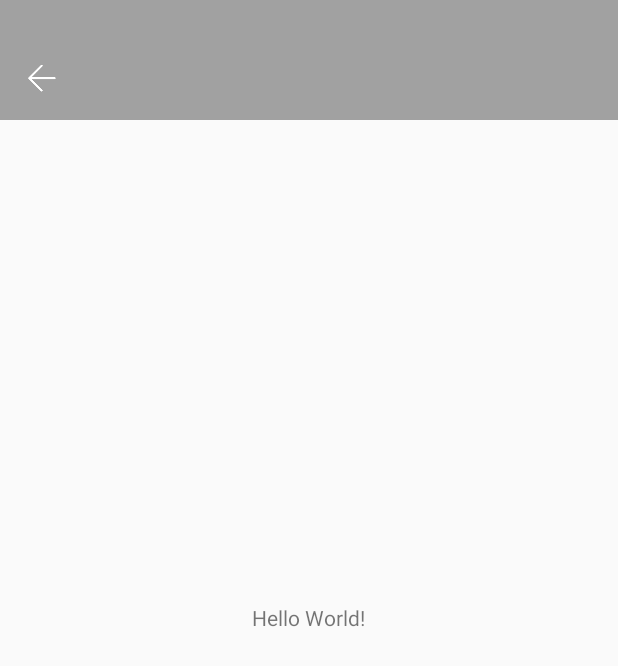
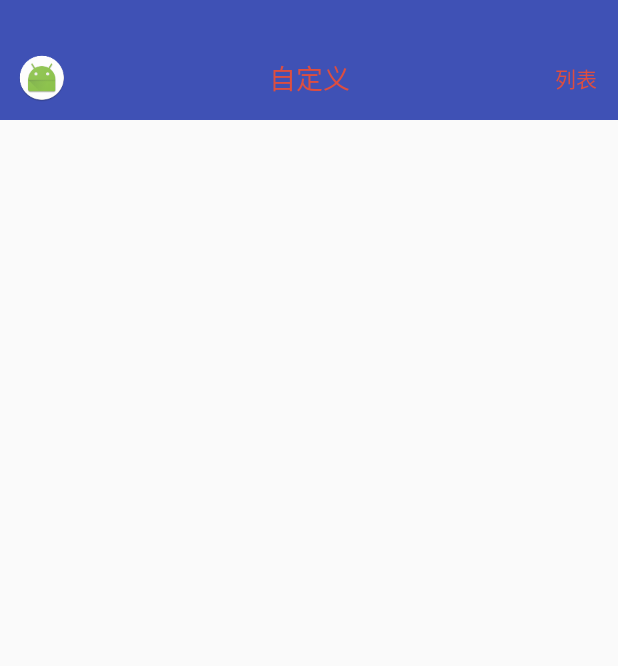
Before and after one commit to Ct7Liang/tangyuan, an Android app: the screen it shows after launch (MainActivity before the commit, TitlebarTestActivity after it), on a phone screen of 412 x 824 dp. Shown: the top 666 px of the screen. Run offline under Robolectric (Android 15) with nearby library versions, the phone set to English and light mode, and no system bars.

Commit message:
将标题栏自定义布局修改为自定义控件

```diff
--- a/app/src/main/AndroidManifest.xml
+++ b/app/src/main/AndroidManifest.xml
@@ -19,7 +19,8 @@
                 <category android:name="android.intent.category.LAUNCHER" />
             </intent-filter>
         </activity>
-        <activity android:name=".test_activity.LoadingDialogActivity"/>
+        <activity android:name=".test_activity.LoadingDialogActivity" />
+        <activity android:name=".test_activity.TitlebarTestActivity"></activity>
     </application>
 
 </manifest>
--- a/app/src/main/java/com/ct7liang/developer/MainActivity.java
+++ b/app/src/main/java/com/ct7liang/developer/MainActivity.java
@@ -1,8 +1,10 @@
 package com.ct7liang.developer;
 
+import android.content.Intent;
 import android.os.Bundle;
 import android.view.View;
 
+import com.ct7liang.developer.test_activity.TitlebarTestActivity;
 import com.ct7liang.tangyuan.utils.ScreenInfoUtil;
 
 public class MainActivity extends BaseActivity {
@@ -45,6 +47,7 @@ public class MainActivity extends BaseActivity {
     public void initFinish() {
         //初始化完成
 //        startActivity(new Intent(this, LoadingDialogActivity.class));
+        startActivity(new Intent(this, TitlebarTestActivity.class));
     }
 
     @Override
--- /dev/null
+++ b/app/src/main/java/com/ct7liang/developer/test_activity/TitlebarTestActivity.java
@@ -0,0 +1,65 @@
+package com.ct7liang.developer.test_activity;
+
+import android.view.View;
+import com.ct7liang.developer.BaseActivity;
+import com.ct7liang.developer.R;
+import com.ct7liang.tangyuan.utils.ToastUtils;
+import com.ct7liang.tangyuan.view.TitleBarView;
+
+public class TitlebarTestActivity extends BaseActivity {
+
+    private TitleBarView titleBarView;
+
+    @Override
+    public int setLayout() {
+        return R.layout.activity_titlebar_test;
+    }
+
+    @Override
+    protected void setStatusBar() {
+        super.setStatusBar();
+        titleBarView = (TitleBarView) findViewById(R.id.title_bar);
+//        titleBarView.setLeftImgResource(R.mipmap.ic_launcher_round, 12);
+//        titleBarView.setOnLeftImgClick(new TitleBarView.OnLeftImgClick() {
+//            @Override
+//            public void onClick(View v) {
+//                ToastUtils.showStatic(mAct, "点击了左边的图片");
+//            }
+//        });
+//        titleBarView.setTitleText("这是一个标题栏", "#DD4E40", 16, true);
+//        titleBarView.setTitleBarBgColor(R.color.colorAccent);
+        titleBarView.setOnRightImgClick(new TitleBarView.OnRightImgClick() {
+            @Override
+            public void onClick(View v) {
+                ToastUtils.showStatic(mAct, "点击了右边的图片");
+            }
+        });
+//        titleBarView.setRightText("选项", "#FFAA00", 14);
+        titleBarView.setStatusbar(this);
+    }
+
+    @Override
+    public void findView() {
+        initStatusBar();
+    }
+
+    @Override
+    public void initData() {
+
+    }
+
+    @Override
+    public void initView() {
+
+    }
+
+    @Override
+    public void initFinish() {
+
+    }
+
+    @Override
+    public void onClick(View v) {
+
+    }
+}
--- /dev/null
+++ b/app/src/main/res/layout/activity_titlebar_test.xml
@@ -0,0 +1,27 @@
+<?xml version="1.0" encoding="utf-8"?>
+<LinearLayout
+    xmlns:android="http://schemas.android.com/apk/res/android"
+    xmlns:tools="http://schemas.android.com/tools"
+    android:layout_width="match_parent"
+    android:layout_height="match_parent"
+    xmlns:app="http://schemas.android.com/apk/res-auto"
+    android:orientation="vertical"
+    tools:context="com.ct7liang.developer.test_activity.TitlebarTestActivity">
+
+    <com.ct7liang.tangyuan.view.TitleBarView
+        android:id="@+id/title_bar"
+        android:layout_width="match_parent"
+        android:layout_height="wrap_content"
+        app:left_img_src="@mipmap/ic_launcher_round"
+        app:left_img_padding="12dp"
+        app:title="自定义"
+        app:title_text_color="#DD4E40"
+        app:title_text_size="18sp"
+        app:title_gravity="center"
+        app:right_text="列表"
+        app:right_text_color="#DD4E40"
+        app:right_text_size="14sp"
+        app:title_bar_bg="@color/colorPrimary">
+    </com.ct7liang.tangyuan.view.TitleBarView>
+
+</LinearLayout>
--- a/tangyuan/src/main/java/com/ct7liang/tangyuan/BasisActivity.java
+++ b/tangyuan/src/main/java/com/ct7liang/tangyuan/BasisActivity.java
@@ -139,10 +139,10 @@ public abstract class BasisActivity extends FragmentActivity implements View.OnC
 
     /**
      * 设置屏幕方向
-     * @param b true为竖直方向 false为横向方向
+     * @param isVertical true为竖直方向 false为横向方向
      */
-    public void setOrientation(boolean b) {
-        if (b){
+    public void setOrientation(boolean isVertical) {
+        if (isVertical){
             setRequestedOrientation(ActivityInfo.SCREEN_ORIENTATION_PORTRAIT);
         }else{
             if (getResources().getConfiguration().orientation == Configuration.ORIENTATION_PORTRAIT){
--- a/tangyuan/src/main/java/com/ct7liang/tangyuan/utils/DpPxUtils.java
+++ b/tangyuan/src/main/java/com/ct7liang/tangyuan/utils/DpPxUtils.java
@@ -17,4 +17,14 @@ public class DpPxUtils {
         final float scale = appContext.getResources().getDisplayMetrics().density;
         return (int) (px / scale + 0.5f);
     }
+
+    public static int sp2px(Context context, float spValue) {
+        final float fontScale = context.getResources().getDisplayMetrics().scaledDensity;
+        return (int) (spValue * fontScale + 0.5f);
+    }
+
+    public static int px2sp(Context context, float pxValue) {
+        final float fontScale = context.getResources().getDisplayMetrics().scaledDensity;
+        return (int) (pxValue / fontScale + 0.5f);
+    }
 }
--- /dev/null
+++ b/tangyuan/src/main/java/com/ct7liang/tangyuan/view/TitleBarView.java
@@ -0,0 +1,221 @@
+package com.ct7liang.tangyuan.view;
+
+import android.app.Activity;
+import android.content.Context;
+import android.content.res.TypedArray;
+import android.graphics.Color;
+import android.support.annotation.DrawableRes;
+import android.support.annotation.NonNull;
+import android.support.annotation.Nullable;
+import android.util.AttributeSet;
+import android.util.TypedValue;
+import android.view.Gravity;
+import android.view.LayoutInflater;
+import android.view.View;
+import android.widget.ImageView;
+import android.widget.LinearLayout;
+import android.widget.TextView;
+import com.ct7liang.tangyuan.R;
+import com.ct7liang.tangyuan.utils.DpPxUtils;
+import com.ct7liang.tangyuan.utils.ScreenInfoUtil;
+
+/**
+ * Created by Administrator on 2018-05-22.
+ *   自定义控件: 组合控件
+ *   1.创建需要的布局界面
+ *   2.创建封装类来实现该布局功能
+ *   3.在需要的地方调用
+ */
+
+public class TitleBarView extends LinearLayout {
+
+    private ImageView img_left;
+    private TextView tv_center;
+    private TextView tv_right;
+    private ImageView img_right;
+    private View backGround;
+
+    public static String layout_center;
+    public static String layout_start;
+
+    public TitleBarView(Context context) {
+        super(context);
+    }
+
+    public TitleBarView(final Context context, @Nullable AttributeSet attrs) {
+        super(context, attrs);
+
+        TypedArray typedArray = context.obtainStyledAttributes(attrs, R.styleable.TitleBarView);
+        int left_img_src = typedArray.getResourceId(R.styleable.TitleBarView_left_img_src, R.drawable.title_back);
+        int left_img_padding = (int) typedArray.getDimension(R.styleable.TitleBarView_left_img_padding, DpPxUtils.sp2px(context, 12));
+        String title = typedArray.getString(R.styleable.TitleBarView_title);
+        float title_size = typedArray.getDimension(R.styleable.TitleBarView_title_text_size, DpPxUtils.sp2px(context, 17));
+        int title_color = typedArray.getColor(R.styleable.TitleBarView_title_text_color, Color.WHITE);
+        int gravity = typedArray.getInt(R.styleable.TitleBarView_title_gravity, 0);
+        int right_img_src = typedArray.getResourceId(R.styleable.TitleBarView_right_img_src, 0);
+        int right_img_padding = (int) typedArray.getDimension(R.styleable.TitleBarView_right_img_padding, DpPxUtils.sp2px(context, 12));
+        String right_text = typedArray.getString(R.styleable.TitleBarView_right_text);
+        float right_text_size = typedArray.getDimension(R.styleable.TitleBarView_right_text_size, DpPxUtils.sp2px(context, 15));
+        int right_text_color = typedArray.getColor(R.styleable.TitleBarView_right_text_color, Color.WHITE);
+        int bgcolor = typedArray.getColor(R.styleable.TitleBarView_title_bar_bg, Color.BLUE);
+
+        //初始化布局
+        LayoutInflater.from(context).inflate(R.layout.title_bar, this);
+
+        img_left = (ImageView) findViewById(R.id.left_image);
+        img_left.setImageResource(left_img_src);
+        img_left.setPadding(left_img_padding, left_img_padding, left_img_padding, left_img_padding);
+        img_left.setOnClickListener(new OnClickListener() {
+            @Override
+            public void onClick(View v) {
+                if (onLeftImgClick!=null){
+                    onLeftImgClick.onClick(v);
+                }else{
+                    if (context instanceof Activity){
+                        ((Activity) context).finish();
+                    }
+                }
+            }
+        });
+
+        tv_center = (TextView) findViewById(R.id.center_text);
+        tv_center.setText(title==null?"":title);
+        tv_center.setTextColor(title_color);
+        tv_center.setTextSize(TypedValue.COMPLEX_UNIT_PX, title_size);
+        tv_center.setGravity(gravity==0?Gravity.CENTER:Gravity.START);  // TODO: 2018-05-22  flag
+
+        tv_right = (TextView) findViewById(R.id.right_text);
+        tv_right.setText(right_text==null?"":right_text);
+        tv_right.setTextColor(right_text_color);
+        tv_right.setTextSize(TypedValue.COMPLEX_UNIT_PX, right_text_size);
+
+        img_right = (ImageView) findViewById(R.id.right_image);
+        if (right_img_src!=0){
+            img_right.setImageResource(right_img_src);
+            img_right.setPadding(right_img_padding, right_img_padding, right_img_padding, right_img_padding);
+        }
+        findViewById(R.id.right).setOnClickListener(new OnClickListener() {
+            @Override
+            public void onClick(View v) {
+                if (onRightImgClick!=null){
+                    onRightImgClick.onClick(v);
+                }
+            }
+        });
+
+        backGround = findViewById(R.id.title_back_ground);
+        backGround.setBackgroundColor(bgcolor);
+    }
+
+    /**
+     * 设置左侧返回图标样式
+     * @param resource 资源文件
+     * @param padding 内边距
+     */
+    public void setLeftImgResource(@DrawableRes int resource, int padding){
+        if (img_left != null) {
+            img_left.setImageResource(resource);
+            img_left.setPadding(padding, padding, padding, padding);
+        }
+    }
+
+    /**
+     * 设置返回键监听
+     * @param leftImgClick 监听者
+     */
+    public void setOnLeftImgClick(@NonNull OnLeftImgClick leftImgClick){
+        this.onLeftImgClick = leftImgClick;
+    }
+    private OnLeftImgClick onLeftImgClick;
+    public interface OnLeftImgClick{
+        void onClick(View v);
+    }
+
+    /**
+     * 设置标题文字
+     * @param title 标题 为空则不显示文字
+     * @param color 颜色 为空则默认为白色
+     * @param sp_size 大小 为零则使用默认大小
+     */
+    public void setTitleText(@Nullable String title, @Nullable String color, float sp_size, boolean isCenter){
+        if (tv_center==null){
+            return;
+        }
+        if (title!=null){
+            tv_center.setText(title);
+        }
+        if (color!=null){
+            tv_center.setTextColor(Color.parseColor(color));
+        }
+        if (sp_size != 0){
+            tv_center.setTextSize(TypedValue.COMPLEX_UNIT_SP, sp_size);
+        }
+        tv_center.setGravity(isCenter?Gravity.CENTER:Gravity.START);
+    }
+
+    /**
+     * 设置右侧图片
+     * @param resource 图片资源
+     * @param padding 图片内边距
+     */
+    public void setRightImgResource(@DrawableRes int resource, int padding){
+        if (img_right==null){
+            return;
+        }
+        img_left.setImageResource(resource);
+        img_right.setPadding(padding, padding, padding, padding);
+    }
+
+    /**
+     * 设置右侧图片监听
+     * @param rightImgClick 监听者
+     */
+    public void setOnRightImgClick(@NonNull OnRightImgClick rightImgClick){
+        this.onRightImgClick = rightImgClick;
+    }
+    private OnRightImgClick onRightImgClick;
+    public interface OnRightImgClick{
+        void onClick(View v);
+    }
+
+
+    /**
+     * 设置右侧文字
+     * @param text 标题 为空则不显示文字
+     * @param color 颜色 为空则默认为白色
+     * @param sp_size 大小 为零则使用默认大小
+     */
+    public void setRightText(@Nullable String text, @Nullable String color, float sp_size){
+        if (tv_right==null){
+            return;
+        }
+        if (text!=null){
+            tv_right.setText(text);
+        }
+        if (color!=null){
+            tv_right.setTextColor(Color.parseColor(color));
+        }
+        if (sp_size != 0){
+            tv_right.setTextSize(TypedValue.COMPLEX_UNIT_SP, sp_size);
+        }
+    }
+
+    /**
+     * 设置标题栏背景
+     * @param resid
+     */
+    public void setTitleBarBgColor(int resid){
+        if (backGround==null){
+            return;
+        }
+        backGround.setBackgroundResource(resid);
+    }
+
+    /**
+     * 设置标题栏状态栏适应
+     * @param context
+     */
+    public void setStatusbar(Context context){
+        backGround.setPadding(0, ScreenInfoUtil.getStatusHeight(context), 0 , 0);
+    }
+}
--- /dev/null
+++ b/tangyuan/src/main/res/layout/title_bar.xml
@@ -0,0 +1,45 @@
+<?xml version="1.0" encoding="utf-8"?>
+<LinearLayout
+    xmlns:android="http://schemas.android.com/apk/res/android"
+    android:orientation="horizontal"
+    android:layout_width="match_parent"
+    android:layout_height="wrap_content">
+
+    <LinearLayout
+        android:id="@+id/title_back_ground"
+        android:layout_width="match_parent"
+        android:layout_height="match_parent"
+        android:orientation="horizontal"
+        android:background="#3F51B5">
+
+        <ImageView
+            android:id="@+id/left_image"
+            android:layout_width="?android:attr/actionBarSize"
+            android:layout_height="?android:attr/actionBarSize"/>
+
+        <TextView
+            android:id="@+id/center_text"
+            android:layout_width="0dp"
+            android:layout_weight="1"
+            android:layout_height="?android:attr/actionBarSize"/>
+
+        <RelativeLayout
+            android:id="@+id/right"
+            android:layout_width="?android:attr/actionBarSize"
+            android:layout_height="?android:attr/actionBarSize">
+            <TextView
+                android:layout_centerInParent="true"
+                android:id="@+id/right_text"
+                android:gravity="center"
+                android:layout_width="match_parent"
+                android:layout_height="?android:attr/actionBarSize"/>
+            <ImageView
+                android:layout_centerInParent="true"
+                android:id="@+id/right_image"
+                android:layout_width="?android:attr/actionBarSize"
+                android:layout_height="?android:attr/actionBarSize" />
+        </RelativeLayout>
+
+    </LinearLayout>
+
+</LinearLayout>
```
Also changed, not shown: tangyuan/src/main/res/values/attrs.xml (added, +22 -0 lines).
